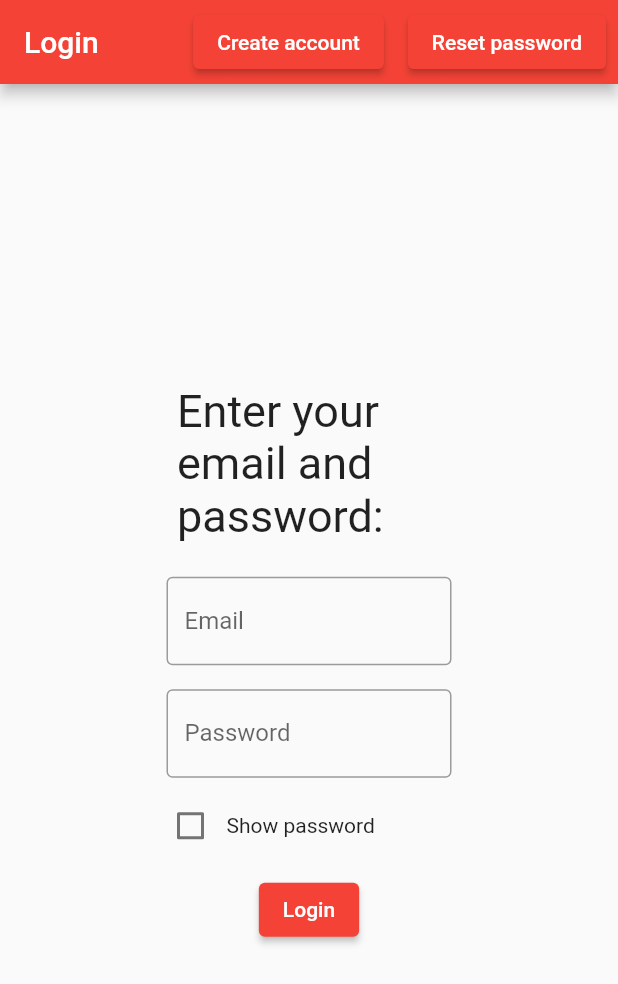
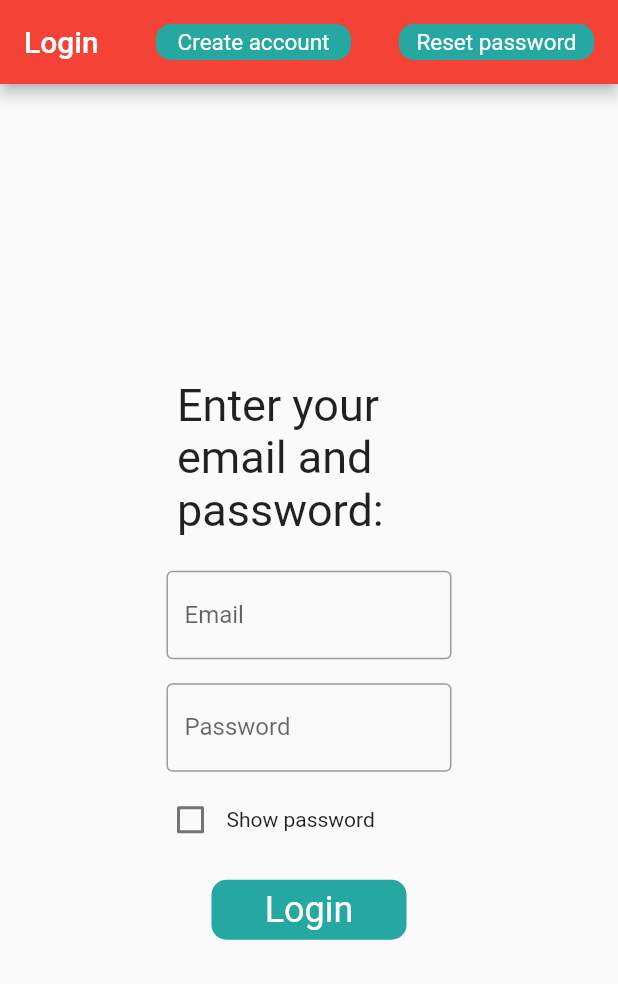
Before and after one commit to jonas-la/csce315_project3_13, a Flutter app: the screen it shows after launch, on a phone screen of 412 x 824 dp. Shown: the top 984 px of the screen. Run offline on Flutter 3.47's test engine with Material 2 defaults, Android fonts, the phone set to English and light mode, and no system bars; our stand-ins replace cloud_functions, firebase_auth, firebase_core; accounts and stored records are empty.

Commit message:
Added login button

```diff
--- /dev/null
+++ b/lib/GUI/Components/Login_Button.dart
@@ -0,0 +1,38 @@
+import 'package:csce315_project3_13/Constants/constants.dart';
+import 'package:flutter/material.dart';
+
+Widget Login_Button({required VoidCallback onTap, required String buttonName,Color textColor = Colors.white, double fontSize = 24.0, double buttonWidth = 130}){
+  return Padding(
+    padding: const EdgeInsets.all(8.0),
+    child: Container(
+        height: 40,
+        width: 130,
+        decoration: BoxDecoration(
+          color: k_active_color,
+          borderRadius: BorderRadius.circular(10),
+          border: Border.all(
+            color: Colors.transparent,
+            width: 2,
+          ),
+        ),
+        child: Center(
+          child: Stack(
+            children: [
+              Center(child: Text(buttonName,
+              style: TextStyle(
+                fontSize: fontSize,
+                color: textColor,
+              ),
+
+              )),
+              Center(
+                child: InkWell(
+                  onTap: onTap,
+                ),
+              ),
+
+            ],
+          ),
+        )),
+  );
+}
--- a/lib/GUI/Pages/Login/Win_Login.dart
+++ b/lib/GUI/Pages/Login/Win_Login.dart
@@ -1,3 +1,4 @@
+import 'package:csce315_project3_13/GUI/Components/Login_Button.dart';
 import 'package:csce315_project3_13/GUI/Pages/Login/Win_Create_Account.dart';
 import 'package:csce315_project3_13/GUI/Pages/Login/Win_Reset_Password.dart';
 import 'package:csce315_project3_13/GUI/Pages/Test%20Pages/Win_Functions_Test_Page.dart';
@@ -62,16 +63,22 @@ class _Win_LoginState extends State<Win_Login> {
 
               Padding(
                 padding: const EdgeInsets.all(8.0),
-                child: ElevatedButton(onPressed: (){
+                child: Login_Button(onTap: (){
                   Navigator.pushReplacementNamed(context, Win_Create_Account.route);
-                }, child: const Text("Create account")),
+                },
+                    buttonName: "Create account",
+                fontSize: 15,
+                ),
               ),
 
               Padding(
                 padding: const EdgeInsets.all(8.0),
-                child: ElevatedButton(onPressed: (){
+                child: Login_Button(onTap: (){
                   Navigator.pushReplacementNamed(context, Win_Reset_Password.route);
-                }, child: const Text("Reset password")),
+                },
+                    buttonName: "Reset password",
+                fontSize: 15,
+                ),
               ),
             ],
           ),
@@ -134,9 +141,12 @@ class _Win_LoginState extends State<Win_Login> {
 
               Padding(
                 padding: const EdgeInsets.all(8.0),
-                child: ElevatedButton(onPressed: (){
+                child: Login_Button(onTap: (){
                   _login(context);
-                }, child: const Text("Login")),
+                },
+                  buttonName: "Login"
+
+                )
               ),
 
 
```
Also changed, not shown: lib/GUI/Pages/Login/Win_Create_Account.dart (+8 -4 lines), lib/GUI/Pages/Login/Win_Reset_Password.dart (+9 -4 lines).
